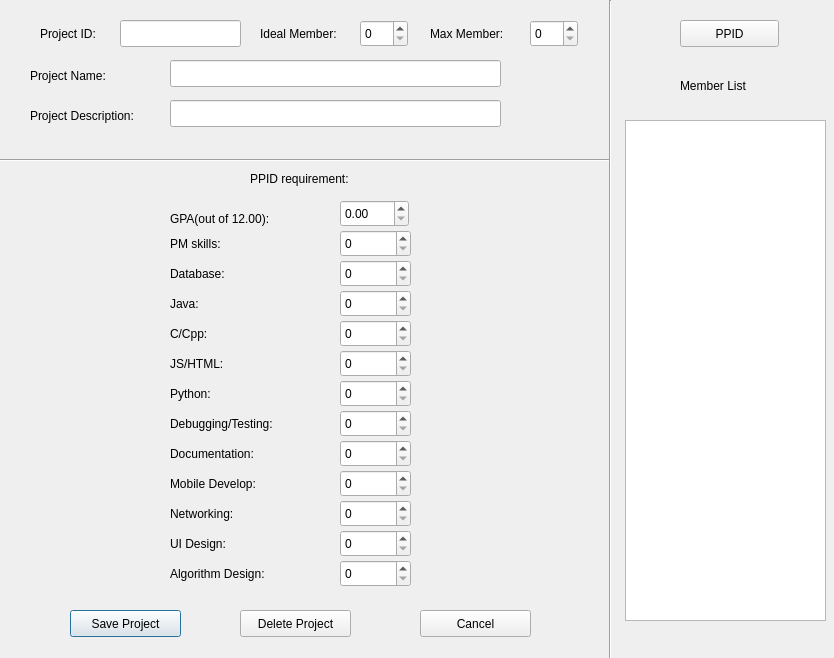
This is d2/adminprojwindow.ui in forshakuras/3004 as Qt 5 draws it before an edit. The edited form follows.
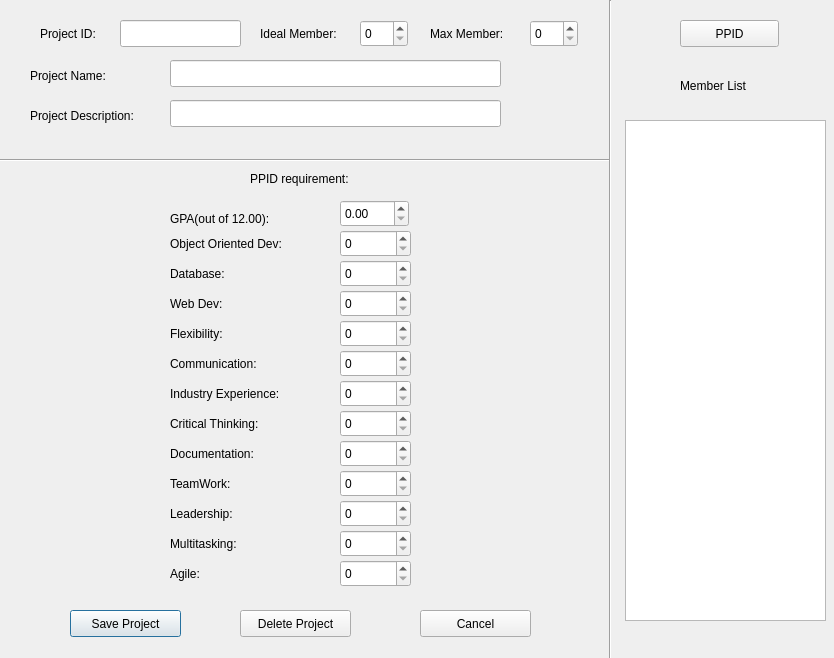
This is the edited form.

Patch:
```diff
--- a/d2/adminprojwindow.ui
+++ b/d2/adminprojwindow.ui
@@ -23,7 +23,7 @@
     </rect>
    </property>
    <property name="text">
-    <string>Algorithm Design:</string>
+    <string>Agile:</string>
    </property>
   </widget>
   <widget class="QSpinBox" name="networkSpin">
@@ -41,12 +41,12 @@
     <rect>
      <x>170</x>
      <y>355</y>
-     <width>67</width>
+     <width>111</width>
      <height>17</height>
     </rect>
    </property>
    <property name="text">
-    <string>JS/HTML:</string>
+    <string>Communication:</string>
    </property>
   </widget>
   <widget class="QSpinBox" name="idealSpin">
@@ -79,7 +79,7 @@
     </rect>
    </property>
    <property name="text">
-    <string>Networking:</string>
+    <string>Leadership:</string>
    </property>
   </widget>
   <widget class="QLabel" name="label">
@@ -133,12 +133,12 @@
     <rect>
      <x>170</x>
      <y>535</y>
-     <width>81</width>
+     <width>111</width>
      <height>17</height>
     </rect>
    </property>
    <property name="text">
-    <string>UI Design:</string>
+    <string>Multitasking:</string>
    </property>
   </widget>
   <widget class="QLabel" name="label_19">
@@ -207,7 +207,7 @@
     </rect>
    </property>
    <property name="text">
-    <string>Java:</string>
+    <string>Web Dev:</string>
    </property>
   </widget>
   <widget class="QLabel" name="label_3">
@@ -241,7 +241,7 @@
     <rect>
      <x>170</x>
      <y>445</y>
-     <width>121</width>
+     <width>151</width>
      <height>17</height>
     </rect>
    </property>
@@ -274,12 +274,12 @@
     <rect>
      <x>170</x>
      <y>235</y>
-     <width>63</width>
+     <width>151</width>
      <height>17</height>
     </rect>
    </property>
    <property name="text">
-    <string>PM skills:</string>
+    <string>Object Oriented Dev:</string>
    </property>
   </widget>
   <widget class="QLabel" name="label_11">
@@ -292,7 +292,7 @@
     </rect>
    </property>
    <property name="text">
-    <string>Debugging/Testing:</string>
+    <string>Critical Thinking:</string>
    </property>
   </widget>
   <widget class="QLabel" name="label_10">
@@ -300,12 +300,12 @@
     <rect>
      <x>170</x>
      <y>385</y>
-     <width>67</width>
+     <width>141</width>
      <height>17</height>
     </rect>
    </property>
    <property name="text">
-    <string>Python:</string>
+    <string>Industry Experience:</string>
    </property>
   </widget>
   <widget class="QDoubleSpinBox" name="gpaSpin">
@@ -368,12 +368,12 @@
     <rect>
      <x>170</x>
      <y>325</y>
-     <width>67</width>
+     <width>91</width>
      <height>17</height>
     </rect>
    </property>
    <property name="text">
-    <string>C/Cpp:</string>
+    <string>Flexibility:</string>
    </property>
   </widget>
   <widget class="QSpinBox" name="maxSpin">
@@ -452,7 +452,7 @@
     </rect>
    </property>
    <property name="text">
-    <string>Mobile Develop:</string>
+    <string>TeamWork:</string>
    </property>
   </widget>
   <widget class="QLineEdit" name="projName">
```
Left out of the diff: 20 changed lines with no effect on the pictures.
